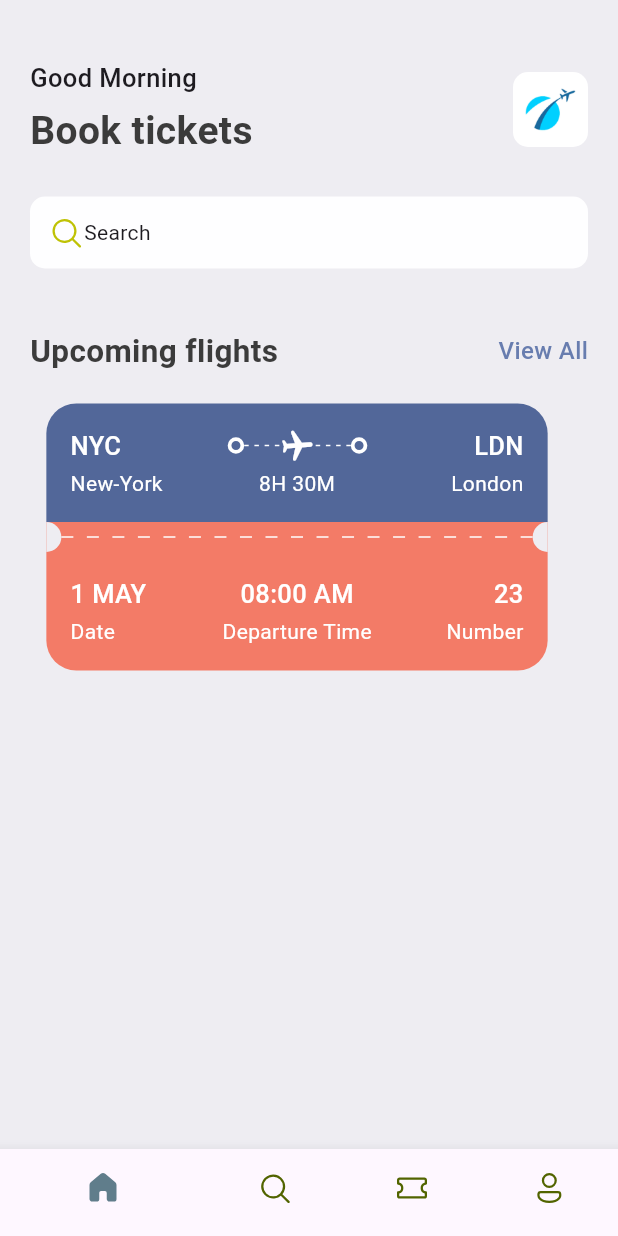
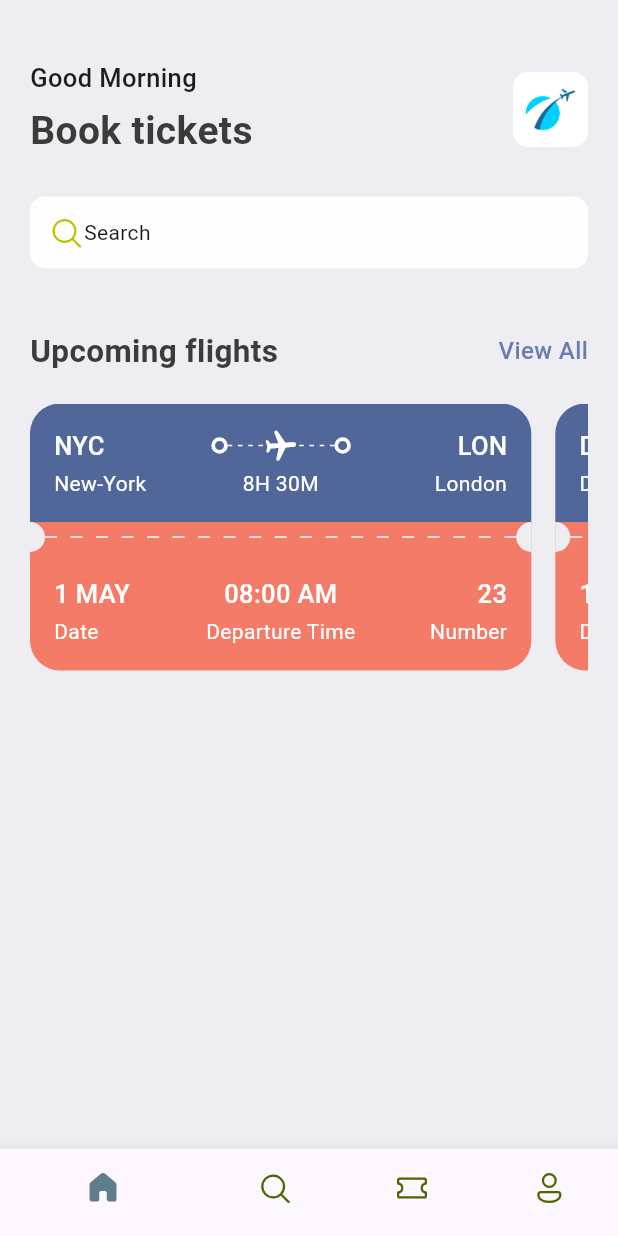
Before and after one commit to gustavo-martins-pereira/Ticket_App, a Flutter app: the screen it shows after launch, on a phone screen of 412 x 824 dp. Run offline on Flutter 3.47's test engine with Material 3 defaults, Android fonts, the phone set to English and light mode, and no system bars; our stand-ins replace fluentui_icons.

Commit message:
ADD - Dynamic Data for Tickets

```diff
--- /dev/null
+++ b/lib/base/utils/all_json.dart
@@ -0,0 +1,44 @@
+List<Map<String, dynamic>> ticketList = [
+  {
+    "from": {
+      "code": "NYC",
+      "name": "New-York",
+    },
+    "to": {
+      "code": "LON",
+      "name": "London",
+    },
+    "flying_time": "8H 30M",
+    "date": "1 May",
+    "departure_time": "08:00 AM",
+    "number": 23
+  },
+  {
+    "from": {
+      "code": "DK",
+      "name": "Dhaka",
+    },
+    "to": {
+      "code": "SH",
+      "name": "Shanghai",
+    },
+    "flying_time": "4H 20M",
+    "date": "10 May",
+    "departure_time": "09:00 AM",
+    "number": 45
+  },
+  {
+    "from": {
+      "code": "NYC",
+      "name": "New-York",
+    },
+    "to": {
+      "code": "LON",
+      "name": "London",
+    },
+    "flying_time": "8H 30M",
+    "date": "1 May",
+    "departure_time": "08:00 AM",
+    "number": 23
+  },
+];
--- a/lib/base/widgets/ticket_view_widget.dart
+++ b/lib/base/widgets/ticket_view_widget.dart
@@ -5,7 +5,8 @@ import 'package:ticket_app/base/widgets/big_circle.dart';
 import 'package:ticket_app/base/widgets/big_dot_widget.dart';
 
 class TicketView extends StatelessWidget {
-  const TicketView({super.key});
+  final Map<String, dynamic> ticketData;
+  const TicketView({super.key, required this.ticketData});
 
   @override
   Widget build(BuildContext context) {
@@ -34,7 +35,7 @@ class TicketView extends StatelessWidget {
                   Row(
                     children: [
                       // == DEPARTURE ==
-                      Text("NYC", style: AppStyles.headLineStyle3.copyWith(color: Colors.white)),
+                      Text(ticketData["from"]["code"], style: AppStyles.headLineStyle3.copyWith(color: Colors.white)),
                       Expanded(child: Container()),
 
                       // == PLANE ==
@@ -53,7 +54,7 @@ class TicketView extends StatelessWidget {
 
                       // == DESTINATION ==
                       Expanded(child: Container()),
-                      Text("LDN", style: AppStyles.headLineStyle3.copyWith(color: Colors.white)),
+                      Text(ticketData["to"]["code"], style: AppStyles.headLineStyle3.copyWith(color: Colors.white)),
                     ],
                   ),
                   const SizedBox(height: 3),
@@ -63,14 +64,14 @@ class TicketView extends StatelessWidget {
                     children: [
                       SizedBox(
                         width: 100,
-                        child: Text("New-York", style: AppStyles.headLineStyle4.copyWith(color: Colors.white))
+                        child: Text(ticketData["from"]["name"], style: AppStyles.headLineStyle4.copyWith(color: Colors.white))
                       ),
                       Expanded(child: Container()),
-                      Text("8H 30M", style: AppStyles.headLineStyle4.copyWith(color: Colors.white)),
+                      Text(ticketData["flying_time"], style: AppStyles.headLineStyle4.copyWith(color: Colors.white)),
                       Expanded(child: Container()),
                       SizedBox(
                         width: 100,
-                        child: Text("London", style: AppStyles.headLineStyle4.copyWith(color: Colors.white), textAlign: TextAlign.end)
+                        child: Text(ticketData["to"]["name"], style: AppStyles.headLineStyle4.copyWith(color: Colors.white), textAlign: TextAlign.end)
                       ),
                     ],
                   ),
@@ -115,18 +116,18 @@ class TicketView extends StatelessWidget {
                       // == DEPARTURE ==
                       SizedBox(
                         width: 100,
-                        child: Text("1 May".toUpperCase(), style: AppStyles.headLineStyle3.copyWith(color: Colors.white)),
+                        child: Text(ticketData["date"].toUpperCase(), style: AppStyles.headLineStyle3.copyWith(color: Colors.white)),
                       ),
                       Expanded(child: Container()),
 
                       // == PLANE ==
-                      Text("08:00 AM", style: AppStyles.headLineStyle3.copyWith(color: Colors.white)),
+                      Text(ticketData["departure_time"], style: AppStyles.headLineStyle3.copyWith(color: Colors.white)),
 
                       // == DESTINATION ==
                       Expanded(child: Container()),
                       SizedBox(
                         width: 100,
-                        child: Text("23", style: AppStyles.headLineStyle3.copyWith(color: Colors.white), textAlign: TextAlign.end),
+                        child: Text(ticketData["number"].toString(), style: AppStyles.headLineStyle3.copyWith(color: Colors.white), textAlign: TextAlign.end),
                       ),
                     ],
                   ),
--- a/lib/screens/home_screen.dart
+++ b/lib/screens/home_screen.dart
@@ -5,6 +5,7 @@ import 'package:ticket_app/base/widgets/ticket_view_widget.dart';
 
 import '../base/res/media.dart';
 import '../base/res/styles/app_styles.dart';
+import '../base/utils/all_json.dart';
 
 class HomeScreen extends StatelessWidget {
   const HomeScreen({super.key});
@@ -69,7 +70,12 @@ class HomeScreen extends StatelessWidget {
                 // ========== UPCOMING FLIGHTS ==========
                 const AppDoubleText(bigText: "Upcoming flights", smallText: "View All"),
                 const SizedBox(height: 20),
-                const TicketView(),
+                SingleChildScrollView(
+                  scrollDirection: Axis.horizontal,
+                  child: Row(
+                    children: ticketList.map((ticket) => TicketView(ticketData: ticket)).toList(),
+                  ),
+                ),
               ],
             ),
           ),
```
